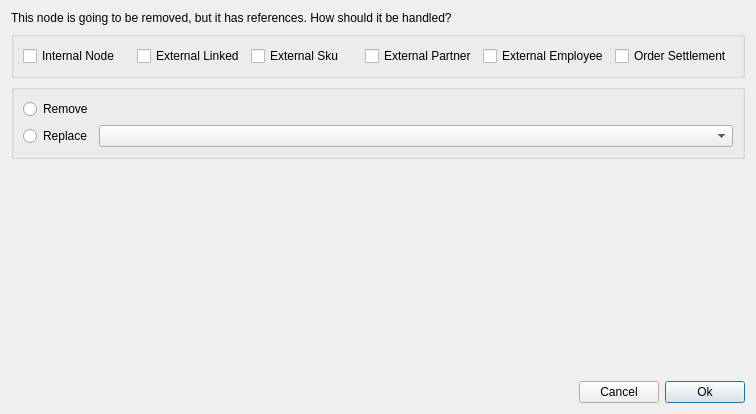
Before: the Qt Designer form dialog/removenode/leafremovedialog.ui in ytxerp/ytx-client, drawn with Qt 5.
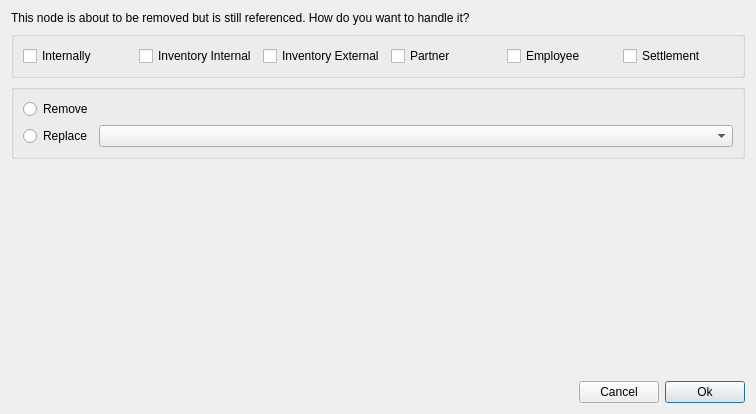
After: the same form once the commit is applied. Custom widgets are drawn as their Qt base class.

```diff
--- a/dialog/removenode/leafremovedialog.ui
+++ b/dialog/removenode/leafremovedialog.ui
@@ -20,13 +20,6 @@
    <string>Remove Note</string>
   </property>
   <layout class="QGridLayout" name="gridLayout_2">
-   <item row="0" column="0">
-    <widget class="QLabel" name="label">
-     <property name="text">
-      <string>This node is going to be removed, but it has references. How should it be handled?</string>
-     </property>
-    </widget>
-   </item>
    <item row="3" column="0">
     <spacer name="verticalSpacer">
      <property name="orientation">
@@ -117,7 +110,7 @@
       <item>
        <widget class="QCheckBox" name="chkBoxInternalNode">
         <property name="text">
-         <string>Internal Node</string>
+         <string>Internally</string>
         </property>
        </widget>
       </item>
@@ -127,7 +120,7 @@
          <string>Inventory</string>
         </property>
         <property name="text">
-         <string>External Linked</string>
+         <string>Inventory Internal</string>
         </property>
        </widget>
       </item>
@@ -137,7 +130,7 @@
          <string>Inventory</string>
         </property>
         <property name="text">
-         <string>External Sku</string>
+         <string>Inventory External</string>
         </property>
        </widget>
       </item>
@@ -147,7 +140,7 @@
          <string>Partner</string>
         </property>
         <property name="text">
-         <string>External Partner</string>
+         <string>Partner</string>
         </property>
        </widget>
       </item>
@@ -157,7 +150,7 @@
          <string>Partner</string>
         </property>
         <property name="text">
-         <string>External Employee</string>
+         <string>Employee</string>
         </property>
        </widget>
       </item>
@@ -167,13 +160,20 @@
          <string>Order</string>
         </property>
         <property name="text">
-         <string>Order Settlement</string>
+         <string>Settlement</string>
         </property>
        </widget>
       </item>
      </layout>
     </widget>
    </item>
+   <item row="0" column="0">
+    <widget class="QLabel" name="label">
+     <property name="text">
+      <string>This node is about to be removed but is still referenced. How do you want to handle it?</string>
+     </property>
+    </widget>
+   </item>
   </layout>
  </widget>
  <customwidgets>
```
Left out of the diff: 27 changed lines with no effect on the pictures.
